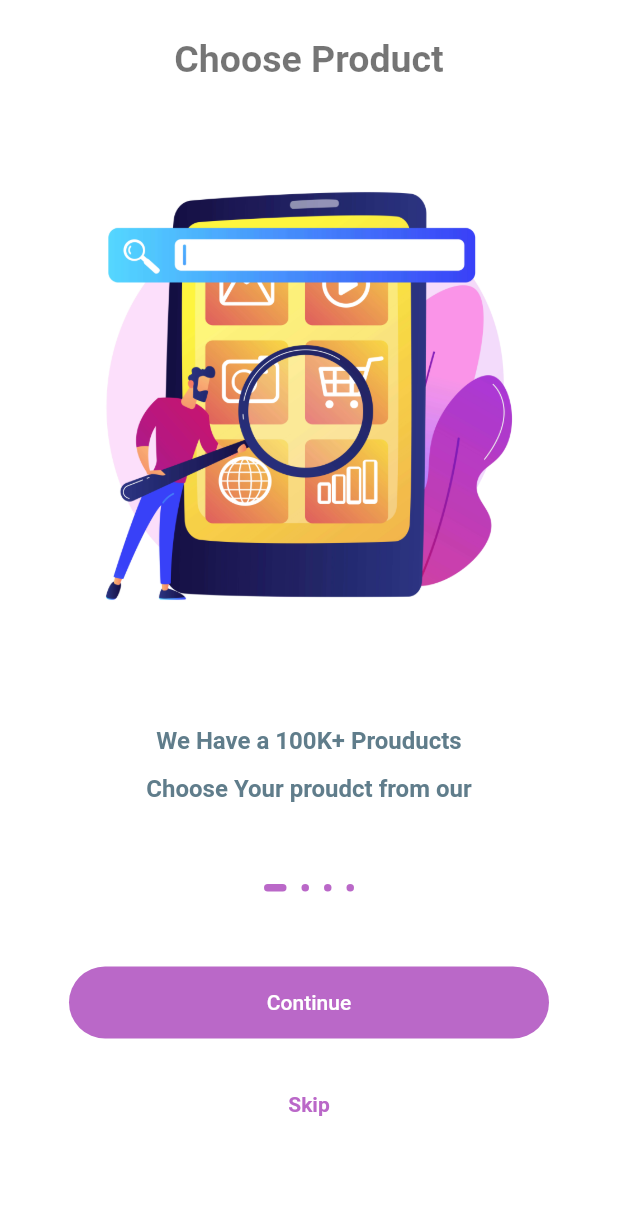
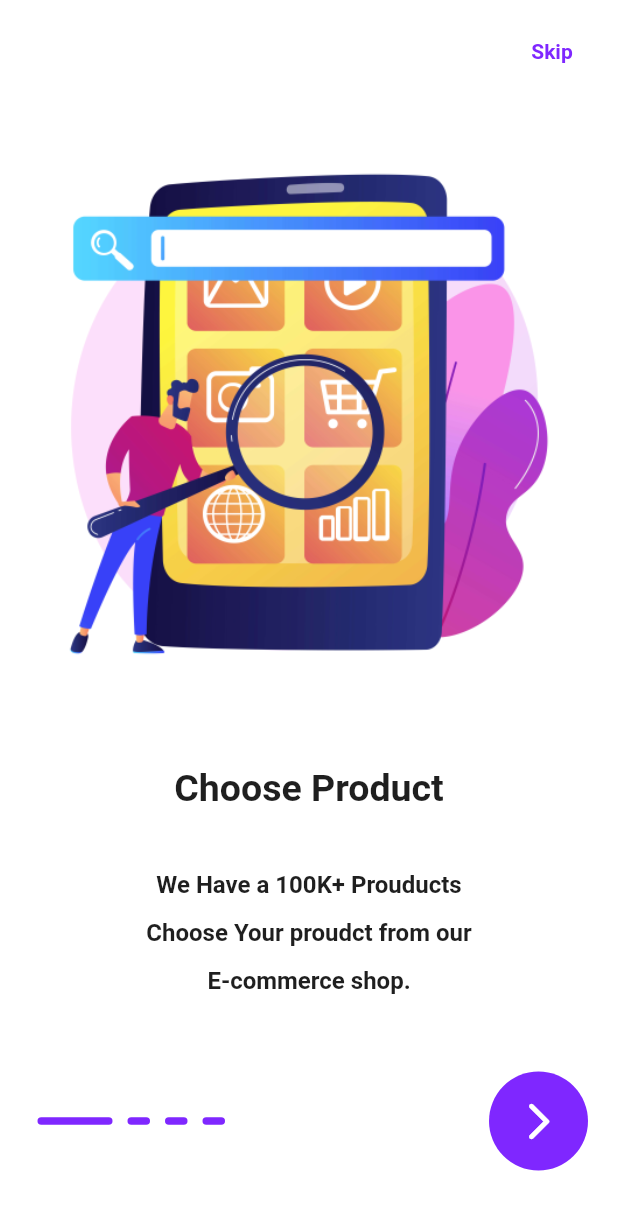
Before and after one commit to salah46/Ecomarece_app, a Flutter app: the Onboarding screen opened by its route, on a phone screen of 412 x 824 dp. Shown: the top 1210 px of the screen. Run offline on Flutter 3.47's test engine with Material 2 defaults, Android fonts, the phone set to English and light mode, and no system bars; our stand-ins replace get, shared_preferences; accounts and stored records are empty.

Commit message:
first commit

```diff
--- a/lib/core/constant/color.dart
+++ b/lib/core/constant/color.dart
@@ -2,5 +2,5 @@ import 'package:flutter/material.dart';
 
 class Appcolor {
   static Color white = Colors.white;
-  static Color purple = Colors.purple.shade300;
+  static Color purple = Color.fromRGBO(127, 39, 255, 100);
 }
--- a/lib/core/constant/imagesconstant.dart
+++ b/lib/core/constant/imagesconstant.dart
@@ -1,8 +1,8 @@
 class AppImagesConstantes {
   static String root = "assets/images";
-  static String onbaordingimage1 = "$root/Onboard1.jpg";
-  static String onbaordingimage2 = "$root/Onboard2.jpg";
-  static String onbaordingimage3 = "$root/Onboard3.jpg";
-  static String onbaordingimage4 = "$root/Onboard4.jpg";
-  static String langchooseimage = "$root/language.jpg";
+  static String onbaordingimage1 = "$root/Onboard1.png";
+  static String onbaordingimage2 = "$root/Onboard2.png";
+  static String onbaordingimage3 = "$root/Onboard3.png";
+  static String onbaordingimage4 = "$root/Onboard4.png";
+  static String langchooseimage = "$root/language.png";
 }
--- a/lib/main.dart
+++ b/lib/main.dart
@@ -31,9 +31,10 @@ class MyApp extends StatelessWidget {
           displayLarge: TextStyle(
             fontSize: 25,
             fontWeight: FontWeight.bold,
+            color: Color.fromRGBO(31, 31, 31, 100),
           ),
           bodyLarge: TextStyle(
-              color: Colors.blueGrey,
+              color: Color.fromRGBO(31, 31, 31, 100),
               height: 2.0,
               fontSize: 16,
               fontWeight: FontWeight.w600),
--- a/lib/view/screen/Onboarding.dart
+++ b/lib/view/screen/Onboarding.dart
@@ -1,4 +1,4 @@
-// ignore_for_file: prefer_const_constructors
+// ignore_for_file: prefer_const_constructors, prefer_const_literals_to_create_immutables
 
 import 'package:ecomarce_app_project/controller/onboardControlers/onBoardcontroller.dart';
 import 'package:ecomarce_app_project/core/constant/color.dart';
@@ -21,24 +21,22 @@ class Onboarding extends StatelessWidget {
       body: SafeArea(
         child: Column(
           children: [
-            Expanded(flex: 2, child: SliderOnboard()),
+            SizedBox(
+              height: 10,
+            ),
+            SkipButton(),
+            Expanded(flex: 4, child: SliderOnboard()),
             Expanded(
                 flex: 1,
-                child: Column(
-                  children:  [
-                    SizedBox(
-                      height: 40,
-                    ),
-                    TheDots(),
-                    SizedBox(
-                      height: 50,
-                    ),
-                    ContinueButton(),
-                    SizedBox(
-                      height: 20,
-                    ),
-                    SkipButton()
-                  ],
+                child: Padding(
+                  padding: const EdgeInsets.all(20.0),
+                  child: Row(
+                    mainAxisAlignment: MainAxisAlignment.spaceBetween,
+                    children: [
+                      TheDots(),
+                      ContinueButton(),
+                    ],
+                  ),
                 ))
           ],
         ),
--- a/lib/view/widget/onboard/continuebutton.dart
+++ b/lib/view/widget/onboard/continuebutton.dart
@@ -11,27 +11,20 @@ class ContinueButton extends StatelessWidget {
   OnbaordController controller = Get.put(OnbaordController());
   @override
   Widget build(BuildContext context) {
-    return Container(
-      width: 320,
-      margin: EdgeInsets.symmetric(horizontal: 20),
-      decoration: BoxDecoration(
-        color: Appcolor.purple,
-        borderRadius: BorderRadius.horizontal(
-          left: Radius.circular(40.0), // Horizontal radius for left corners
-          right: Radius.circular(40.0), // Horizontal radius for right corners
-        ),
-      ),
-      child: MaterialButton(onPressed: () {
+    return CircleAvatar(
+      radius: 33,
+      backgroundColor: Appcolor.purple,
+      child: IconButton(onPressed: () {
         print(controller.currentIndex);
         controller.next();
-      }, child:Obx(
+      }, icon: Obx(
         () {
-          return Text(
-            controller.currentIndex.value == onbaordinglist.length-1
-                ? "Finish"
-                : "Continue",
-            style: TextStyle(color: Appcolor.white),
-          );
+          return Icon(
+              controller.currentIndex.value == onbaordinglist.length - 1
+                  ? Icons.check
+                  : Icons.arrow_forward_ios_rounded,
+              size: 30,
+              color: Appcolor.white);
         },
       )),
     );
--- a/lib/view/widget/onboard/skipButton.dart
+++ b/lib/view/widget/onboard/skipButton.dart
@@ -13,7 +13,10 @@ class SkipButton extends StatelessWidget {
 
   @override
   Widget build(BuildContext context) {
-    return Container(
+    return Row(
+      mainAxisAlignment: MainAxisAlignment.end,
+      children: [
+        Container(
           padding: EdgeInsets.symmetric(vertical: 0),
           child: MaterialButton(
             onPressed: () {
@@ -27,6 +30,8 @@ class SkipButton extends StatelessWidget {
               ),
             ),
           ),
+        ),
+      ],
     );
   }
 }
--- a/lib/view/widget/onboard/slider.dart
+++ b/lib/view/widget/onboard/slider.dart
@@ -11,50 +11,37 @@ class SliderOnboard extends StatelessWidget {
   OnbaordController controller = Get.find();
   @override
   Widget build(BuildContext context) {
-    return PageView.builder(
+    return Padding(
+      padding: const EdgeInsets.all(8.0),
+      child: PageView.builder(
         controller: controller.pageController,
         onPageChanged: (value) {
           controller.onchanged(value);
         },
         itemCount: onbaordinglist.length,
         itemBuilder: (context, index) {
-        // print("${index} hello ");
-        // return Obx(
-        //   () {
-            //
           return Column(
             children: [
+              Container(
+                child: Image.asset(onbaordinglist[index].image,
+                    fit: BoxFit.cover, height: 420, width: 380),
+              ),
               SizedBox(
                 height: 25,
               ),
-                Text(
-                  onbaordinglist[index].title,
-                  style: Theme.of(context).textTheme.displayLarge
-                ),
+              Text(onbaordinglist[index].title,
+                  style: Theme.of(context).textTheme.displayLarge),
               SizedBox(
                 height: 30,
               ),
-                Container(
-
-                  child: Image.asset(
-                      onbaordinglist[index].image,
-                      fit: BoxFit.cover,
-                      height: 360,
-                      width: 320),
-                ),
-                SizedBox(
-                  height: 30,
-                ),
-                Text(
-                  onbaordinglist[index].body,
+              Text(onbaordinglist[index].body,
                   textAlign: TextAlign.center,
-                  style: Theme.of(context).textTheme.bodyLarge
-                )
+                  style: Theme.of(context).textTheme.bodyLarge)
             ],
           );
         },
+      ),
     );
     // },
-
   }
 }
--- a/lib/view/widget/onboard/thedots.dart
+++ b/lib/view/widget/onboard/thedots.dart
@@ -16,7 +16,7 @@ class TheDots extends StatelessWidget {
       mainAxisAlignment: MainAxisAlignment.center,
       children: [
         ...List.generate(onbaordinglist.length, (index) {
-          return Obx( () {
+          return Obx(() {
             return AnimatedContainer(
               decoration: BoxDecoration(
                 color: Appcolor.purple,
@@ -29,7 +29,7 @@ class TheDots extends StatelessWidget {
               ),
               margin: EdgeInsets.symmetric(horizontal: 5),
               duration: Duration(milliseconds: 900),
-              width: controller.currentIndex == index ? 15 : 5,
+              width: controller.currentIndex == index ? 50 : 15,
               height: 5,
             );
           });
```
Also changed, not shown: assets/images/Onboard1.jpg (deleted), assets/images/Onboard1.png, assets/images/Onboard2.jpg (deleted), assets/images/Onboard2.png, assets/images/Onboard3.jpg (deleted), assets/images/Onboard3.png, assets/images/Onboard4.jpg (deleted), assets/images/Onboard4.png, assets/images/language.jpg (deleted), assets/images/language.png (added), assets/images/supply_17.jpg (deleted). Lines whose indentation alone changed are shown as unchanged.
